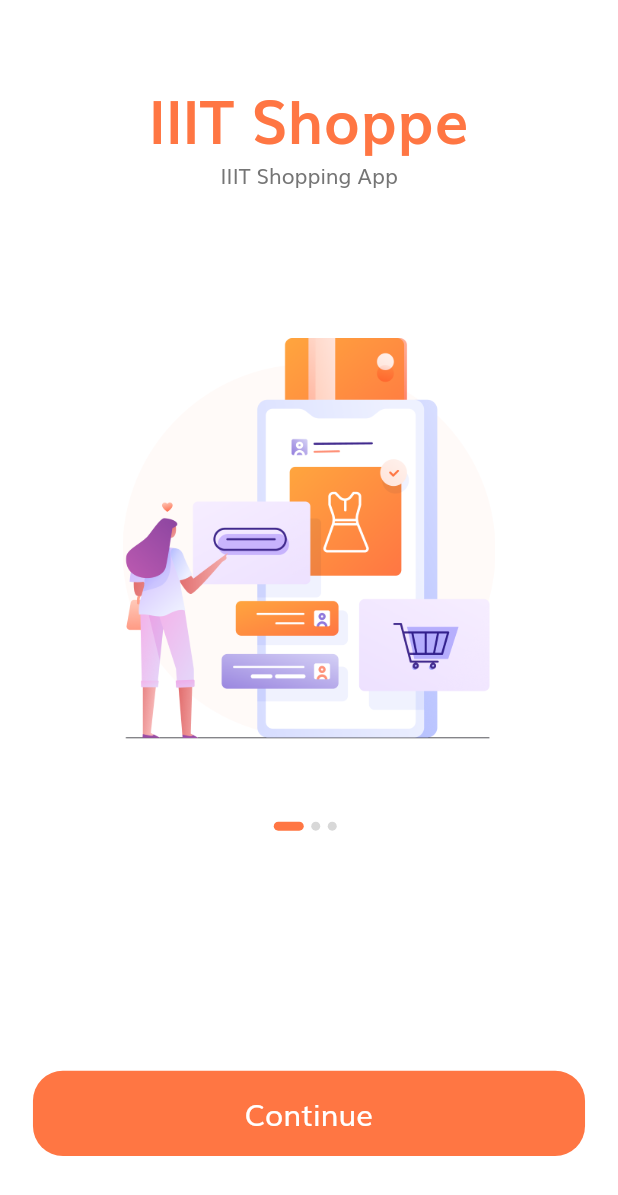
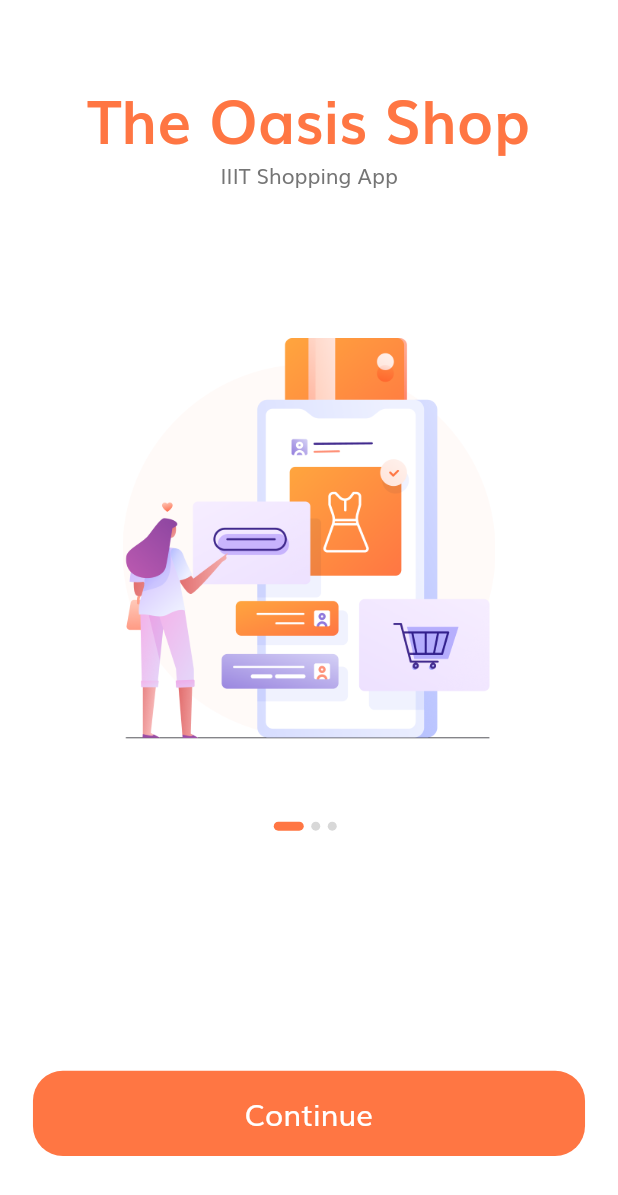
Before and after one commit to theadityarawat/theShoppingApp, a Flutter app: the screen it shows after launch, on a phone screen of 412 x 824 dp. Shown: the top 1195 px of the screen. Run offline on Flutter 3.47's test engine with Material 2 defaults, Android fonts, the phone set to English and light mode, and no system bars; our stand-ins replace firebase_auth, firebase_core, flutter_svg; accounts and stored records are empty.

```diff
--- a/lib/main.dart
+++ b/lib/main.dart
@@ -18,7 +18,7 @@ class MyApp extends StatelessWidget {
   Widget build(BuildContext context) {
     return MaterialApp(
       debugShowCheckedModeBanner: false,
-      title: 'Welcome to Aditya\'s Shopping Mock',
+      title: 'The Oasis Shop',
       theme: theme(),
       // home: SplashScreen(),
       // We use routeName so that we don't need to remember the name
--- a/lib/models/Cart.dart
+++ b/lib/models/Cart.dart
@@ -13,7 +13,7 @@ class Cart {
 // Demo data for our cart
 
 List<Cart> demoCarts = [
-  Cart(product: demoProducts[0], numOfItem: 2),
-  Cart(product: demoProducts[1], numOfItem: 1),
+  Cart(product: demoProducts[1], numOfItem: 2),
+  Cart(product: demoProducts[2], numOfItem: 1),
   Cart(product: demoProducts[3], numOfItem: 1),
 ];
--- a/lib/routes.dart
+++ b/lib/routes.dart
@@ -1,10 +1,11 @@
 import 'package:flutter/widgets.dart';
+import 'screens/signup_success/login_success_screen.dart';
 import '/screens/cart/cart_screen.dart';
 import '/screens/complete_profile/complete_profile_screen.dart';
 import '/screens/details/details_screen.dart';
 import '/screens/forgot_password/forgot_password_screen.dart';
 import '/screens/home/home_screen.dart';
-import '/screens/login_success/login_success_screen.dart';
+import '/screens/login_success/signuplogin_success_screen.dart';
 import '/screens/otp/otp_screen.dart';
 import '/screens/profile/profile_screen.dart';
 import '/screens/sign_in/sign_in_screen.dart';
@@ -20,6 +21,7 @@ final Map<String, WidgetBuilder> routes = {
   ForgotPasswordScreen.routeName: (context) => ForgotPasswordScreen(),
   LoginSuccessScreen.routeName: (context) => LoginSuccessScreen(),
   SignUpScreen.routeName: (context) => SignUpScreen(),
+  SignupSuccessScreen.routeName: (context) => SignupSuccessScreen(),
   CompleteProfileScreen.routeName: (context) => CompleteProfileScreen(),
   OtpScreen.routeName: (context) => OtpScreen(),
   HomeScreen.routeName: (context) => HomeScreen(),
--- a/lib/screens/complete_profile/components/complete_profile_form.dart
+++ b/lib/screens/complete_profile/components/complete_profile_form.dart
@@ -1,4 +1,5 @@
 import 'package:flutter/material.dart';
+import '/screens/signup_success/login_success_screen.dart';
 import '/components/custom_surfix_icon.dart';
 import '/components/default_button.dart';
 import '/components/form_error.dart';
@@ -53,7 +54,7 @@ class _CompleteProfileFormState extends State<CompleteProfileForm> {
             text: "continue",
             press: () {
               if (_formKey.currentState!.validate()) {
-                Navigator.pushNamed(context, OtpScreen.routeName);
+                Navigator.pushNamed(context, SignupSuccessScreen.routeName);
               }
             },
           ),
--- a/lib/screens/profile/components/profile_pic.dart
+++ b/lib/screens/profile/components/profile_pic.dart
@@ -16,7 +16,7 @@ class ProfilePic extends StatelessWidget {
         clipBehavior: Clip.none,
         children: [
           CircleAvatar(
-            backgroundImage: AssetImage("assets/images/Profile Image.png"),
+            backgroundImage: AssetImage("assets/images/profile_photo.png"),
           ),
           Positioned(
             right: -16,
--- a/lib/screens/sign_in/components/sign_form.dart
+++ b/lib/screens/sign_in/components/sign_form.dart
@@ -4,7 +4,7 @@ import '/components/custom_surfix_icon.dart';
 import '/components/form_error.dart';
 import '/helper/keyboard.dart';
 import '/screens/forgot_password/forgot_password_screen.dart';
-import '/screens/login_success/login_success_screen.dart';
+import '/screens/login_success/signuplogin_success_screen.dart';
 
 import '../../../components/default_button.dart';
 import '../../../constants.dart';
--- a/lib/screens/splash/components/splash_content.dart
+++ b/lib/screens/splash/components/splash_content.dart
@@ -17,7 +17,7 @@ class SplashContent extends StatelessWidget {
       children: <Widget>[
         Spacer(),
         Text(
-          "IIIT Shoppe",
+          "The Oasis Shop",
           style: TextStyle(
             fontSize: getProportionateScreenWidth(36),
             color: kMainColor,
```
Also changed, not shown: lib/models/Product.dart (+25 -20 lines), lib/screens/signup_success/components/body.dart (added, +40 -0 lines), lib/screens/signup_success/login_success_screen.dart (added, +17 -0 lines), assets/images/profile_photo.png (added), lib/screens/login_success/signuplogin_success_screen.dart (renamed from lib/screens/login_success/login_success_screen.dart), pubspec.lock, 6 other files.
